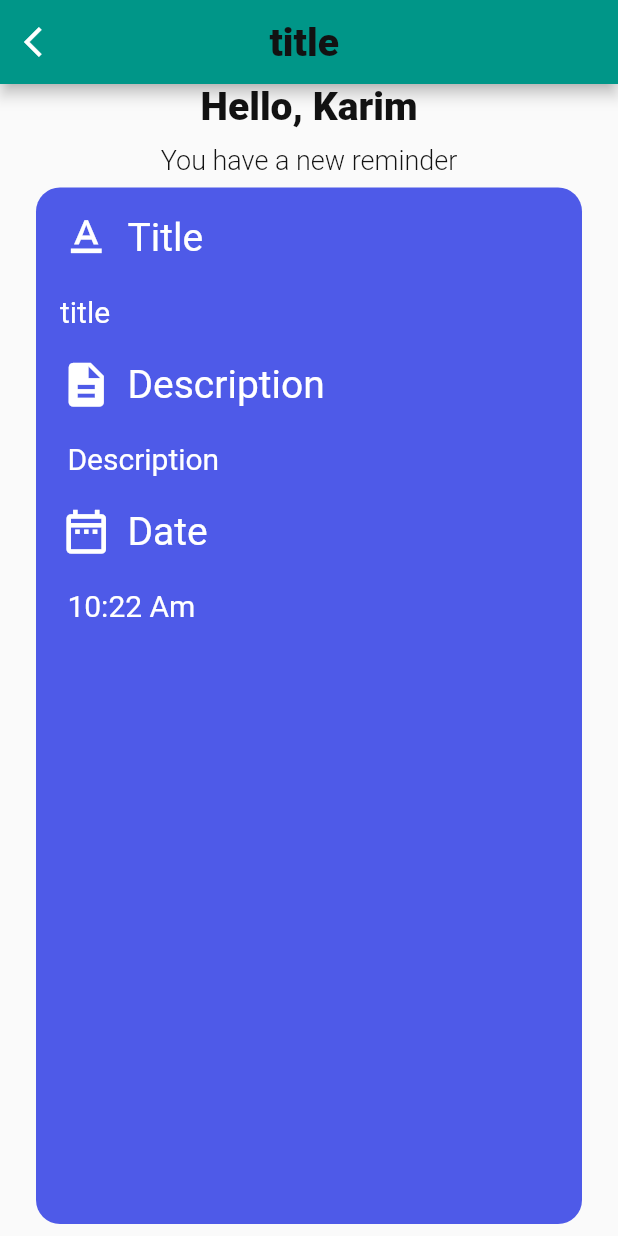
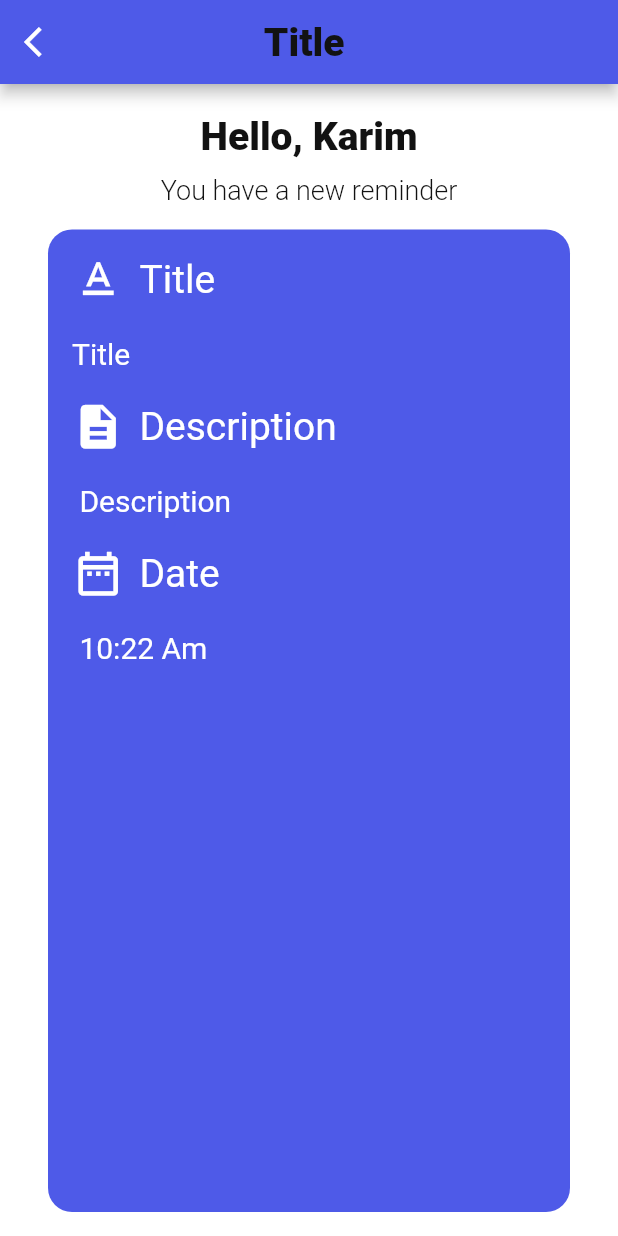
Before and after one commit to dev-KarimAhmed/to_do_app_getx_sqflit, a Flutter app: the screen it shows after launch, on a phone screen of 412 x 824 dp. Run offline on Flutter 3.47's test engine with Material 2 defaults, Android fonts, the phone set to English and light mode, and no system bars; our stand-ins replace get, google_fonts.

Commit message:
finish Themes class

```diff
--- a/lib/main.dart
+++ b/lib/main.dart
@@ -1,6 +1,7 @@
 import 'package:flutter/material.dart';
 import 'package:get/get_navigation/src/root/get_material_app.dart';
 import 'package:to_do_app_getx_sqflit/ui/pages/notification_screen.dart';
+import 'package:to_do_app_getx_sqflit/ui/theme.dart';
 
 import 'ui/pages/home_page.dart';
 
@@ -13,13 +14,13 @@ class MyApp extends StatelessWidget {
 
   @override
   Widget build(BuildContext context) {
-    return  GetMaterialApp(
-      theme: ThemeData(
-        primaryColor: Colors.teal,
-      ),
+    return GetMaterialApp(
+      theme: Themes.light,
+      darkTheme: Themes.dark,
+      themeMode: ThemeMode.light,
       title: 'To Do',
       debugShowCheckedModeBanner: false,
-      home: NotificationScreen(pyload:'title | Description | 10:22 Am'),
+      home: NotificationScreen(pyload: 'Title | Description | 10:22 Am'),
     );
   }
 }
--- a/lib/ui/pages/notification_screen.dart
+++ b/lib/ui/pages/notification_screen.dart
@@ -45,6 +45,9 @@ class _NotificationScreenState extends State<NotificationScreen> {
       body: SafeArea(
         child: Column(
           children: [
+            SizedBox(
+              height: 20,
+            ),
             Column(
               children: [
                 Text(
@@ -68,7 +71,7 @@ class _NotificationScreenState extends State<NotificationScreen> {
             ),
             Expanded(
               child: Padding(
-                padding: const EdgeInsets.all(8.0),
+                padding: const EdgeInsets.all(16.0),
                 child: Container(
                   padding: EdgeInsets.symmetric(horizontal: 16, vertical: 16),
                   margin: EdgeInsets.symmetric(horizontal: 16),
```
Also changed, not shown: lib/ui/theme.dart (+73 -1 lines).
